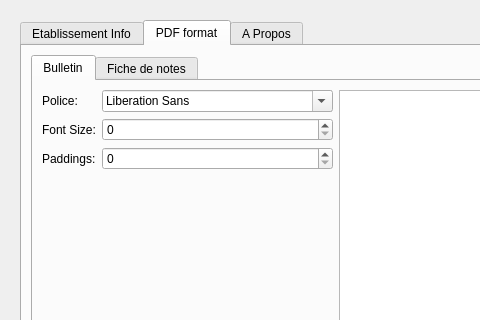
This is settingspage.ui in self-root/lycee as Qt 5 draws it before an edit; both pictures show x 0 to 480 and y 0 to 320 of the 960 by 635 pixel window. The edited form follows.
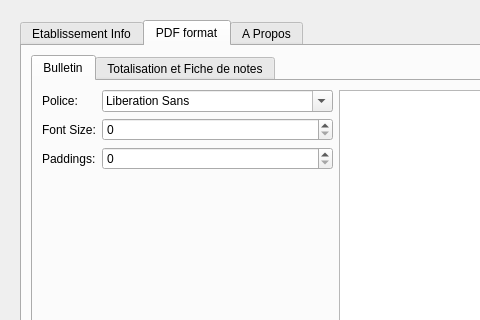
This is the edited form. The open tabs and pages were chosen to show the change. Icons and pictures are not drawn.

Diff of the .ui file:
```diff
--- a/settingspage.ui
+++ b/settingspage.ui
@@ -170,7 +170,7 @@
            </widget>
            <widget class="QWidget" name="ficheTab">
             <attribute name="title">
-             <string>Fiche de notes</string>
+             <string>Totalisation et Fiche de notes</string>
             </attribute>
             <layout class="QVBoxLayout" name="verticalLayout_5">
              <item>
```
